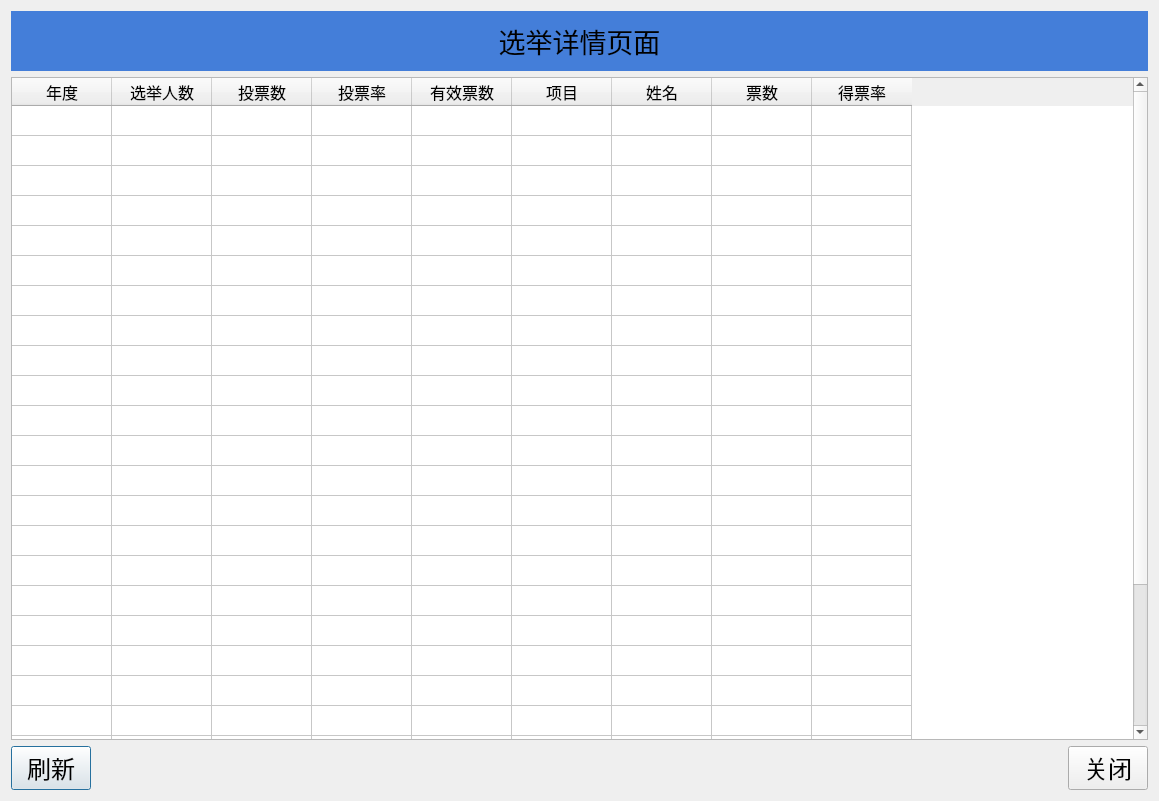
Qt form ui/page_elements/election_detail_page_all/DetailPage.ui (ArcherLuo233/election-s-prediction) before a commit.
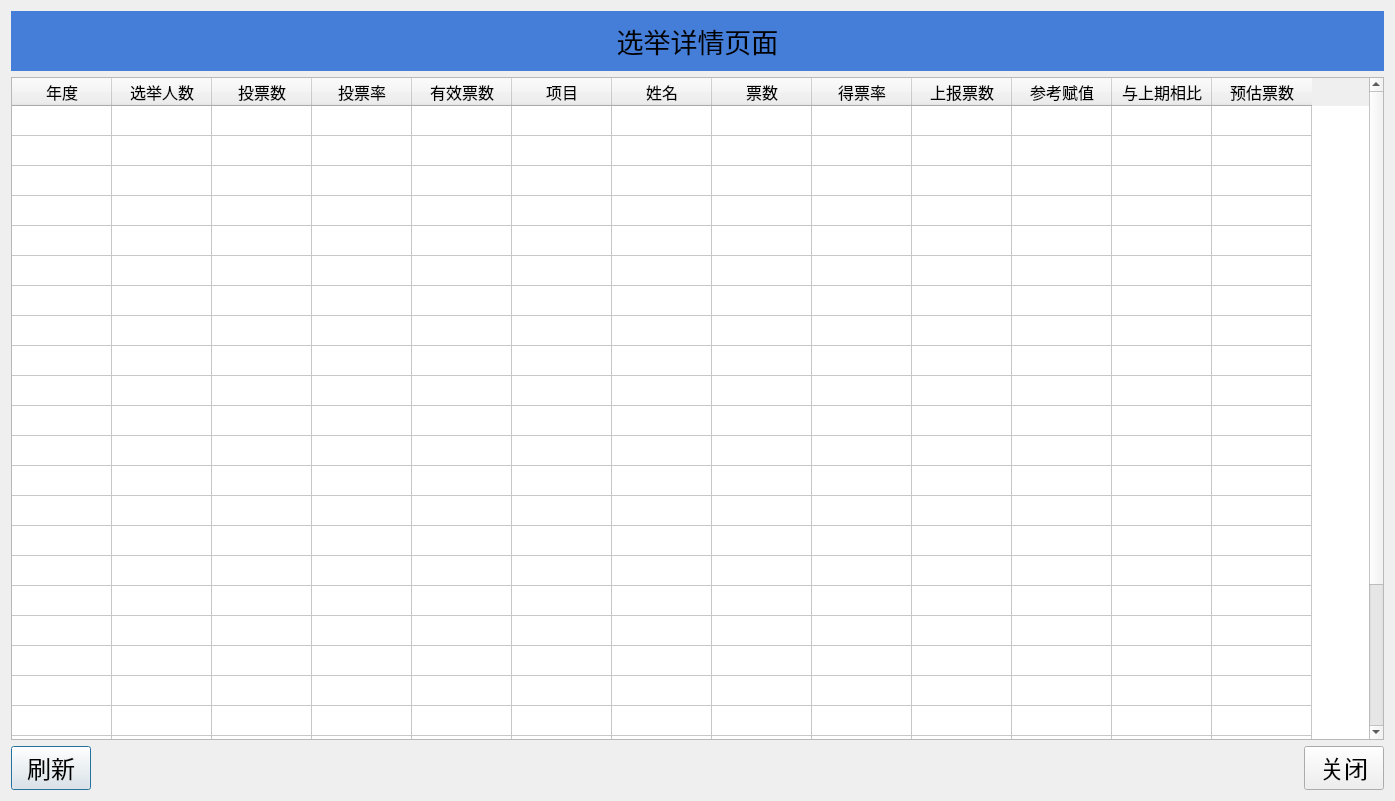
The same form after that commit.

The edit to the form file:
```diff
--- a/ui/page_elements/election_detail_page_all/DetailPage.ui
+++ b/ui/page_elements/election_detail_page_all/DetailPage.ui
@@ -6,7 +6,7 @@
    <rect>
     <x>0</x>
     <y>0</y>
-    <width>1159</width>
+    <width>1395</width>
     <height>801</height>
    </rect>
   </property>
@@ -302,6 +302,26 @@
                 <string>得票率</string>
             </property>
         </column>
+        <column>
+            <property name="text">
+                <string>上报票数</string>
+            </property>
+        </column>
+        <column>
+            <property name="text">
+                <string>参考赋值</string>
+            </property>
+        </column>
+        <column>
+            <property name="text">
+                <string>与上期相比</string>
+            </property>
+        </column>
+        <column>
+            <property name="text">
+                <string>预估票数</string>
+            </property>
+        </column>
         <item row="0" column="1">
             <property name="text">
                 <string/>
```
Lines whose indentation alone changed are shown as unchanged.
